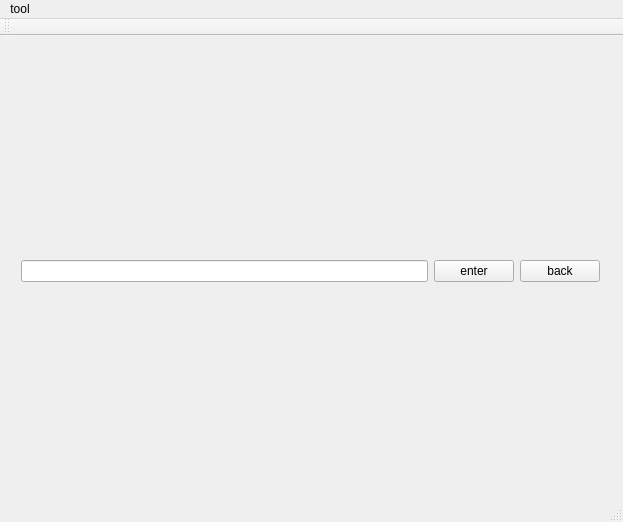
Qt form mainwindow.ui (hungjie/webview) before a commit.
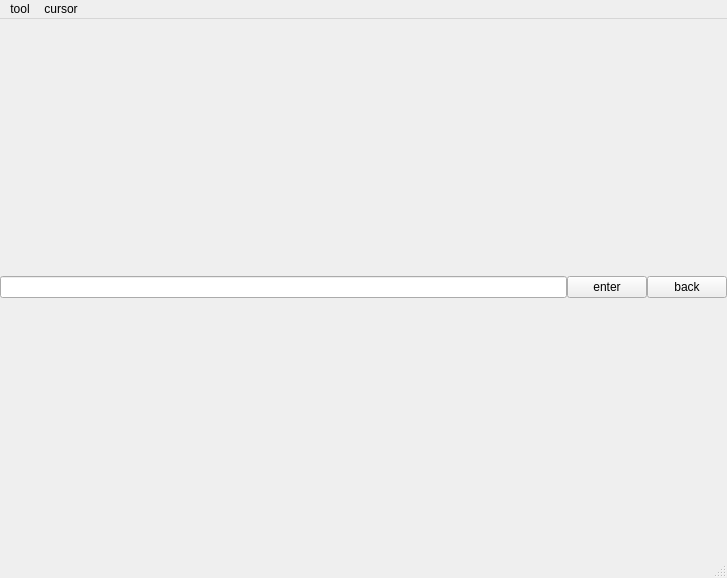
The same form after that commit.

Diff of the .ui file:
```diff
--- a/mainwindow.ui
+++ b/mainwindow.ui
@@ -6,31 +6,42 @@
    <rect>
     <x>0</x>
     <y>0</y>
-    <width>623</width>
-    <height>522</height>
+    <width>727</width>
+    <height>578</height>
    </rect>
   </property>
   <property name="windowTitle">
    <string>MainWindow</string>
   </property>
   <widget class="QWidget" name="centralWidget">
-   <widget class="QWidget" name="verticalLayoutWidget">
-    <property name="geometry">
-     <rect>
-      <x>10</x>
-      <y>10</y>
-      <width>601</width>
-      <height>451</height>
-     </rect>
+   <layout class="QGridLayout" name="gridLayout">
+    <property name="leftMargin">
+     <number>0</number>
     </property>
+    <property name="topMargin">
+     <number>0</number>
+    </property>
+    <property name="rightMargin">
+     <number>0</number>
+    </property>
+    <property name="bottomMargin">
+     <number>0</number>
+    </property>
+    <property name="spacing">
+     <number>0</number>
+    </property>
+    <item row="0" column="0">
     <layout class="QVBoxLayout" name="verticalLayout">
+      <property name="spacing">
+       <number>0</number>
+      </property>
      <item>
-      <layout class="QHBoxLayout" stretch="0,0,0">
+       <layout class="QHBoxLayout" name="horizonlayout" stretch="0,0,0">
        <property name="spacing">
-        <number>6</number>
+         <number>0</number>
        </property>
        <property name="sizeConstraint">
-        <enum>QLayout::SetMaximumSize</enum>
+         <enum>QLayout::SetDefaultConstraint</enum>
        </property>
        <item>
         <widget class="QLineEdit" name="lineEdit"/>
@@ -52,15 +63,16 @@
       </layout>
      </item>
     </layout>
-   </widget>
+    </item>
+   </layout>
   </widget>
   <widget class="QMenuBar" name="menuBar">
    <property name="geometry">
     <rect>
      <x>0</x>
      <y>0</y>
-     <width>623</width>
-     <height>23</height>
+     <width>727</width>
+     <height>22</height>
     </rect>
    </property>
    <widget class="QMenu" name="menuTool">
@@ -69,15 +81,15 @@
     </property>
     <addaction name="actionHighlight_links"/>
    </widget>
+   <widget class="QMenu" name="menuCursor">
+    <property name="title">
+     <string>cursor</string>
+    </property>
+    <addaction name="actionMove"/>
+    <addaction name="actionMovetoweb"/>
+   </widget>
    <addaction name="menuTool"/>
-  </widget>
-  <widget class="QToolBar" name="mainToolBar">
-   <attribute name="toolBarArea">
-    <enum>TopToolBarArea</enum>
-   </attribute>
-   <attribute name="toolBarBreak">
-    <bool>false</bool>
-   </attribute>
+   <addaction name="menuCursor"/>
   </widget>
   <widget class="QStatusBar" name="statusBar"/>
   <action name="actionHighlight_links">
```
Left out of the diff: 10 changed lines with no effect on the pictures. Lines whose indentation alone changed are shown as unchanged.
